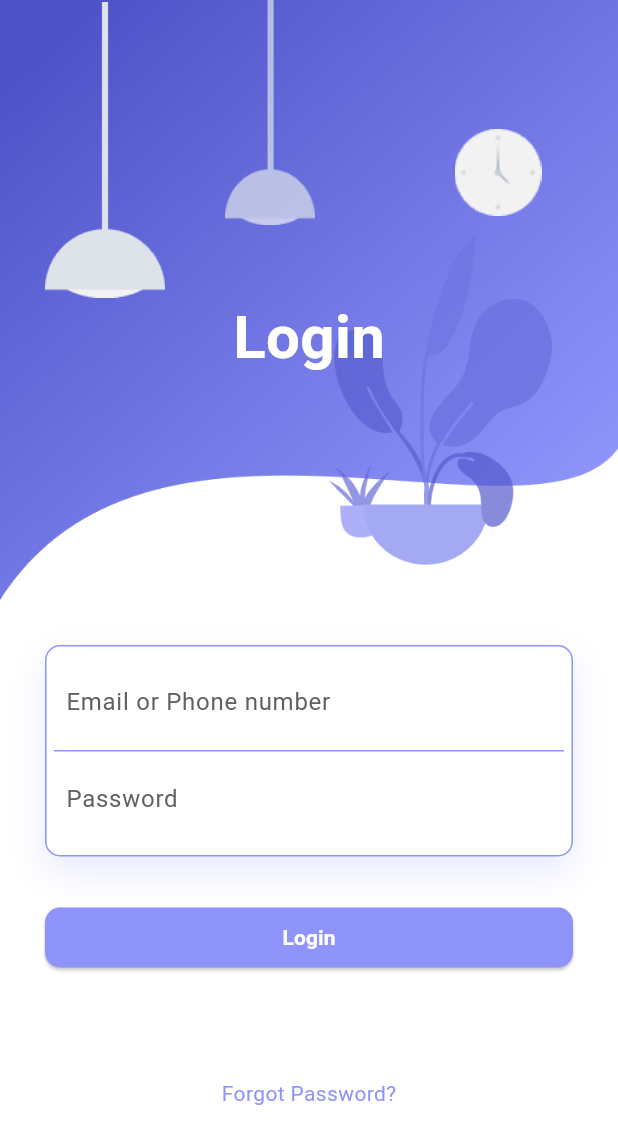
After one commit to KreusnaBayu/Online-Course, a Flutter app: the screen it shows after launch, on a phone screen of 412 x 824 dp. The commit adds this screen. Shown: the top 1144 px of the screen. Run offline on Flutter 3.47's test engine with Material 3 defaults, Android fonts, the phone set to English and light mode, and no system bars; our stand-ins replace animate_do, badges, cached_network_image, carousel_slider, flutter_svg.

Commit message:
feat(login)

```diff
--- a/oncourse/lib/main.dart
+++ b/oncourse/lib/main.dart
@@ -1,4 +1,5 @@
 import 'package:flutter/material.dart';
+import 'package:oncourse/screens/login.dart';
 import 'screens/root_app.dart';
 import 'theme/color.dart';
 
@@ -15,7 +16,7 @@ class MyApp extends StatelessWidget {
       theme: ThemeData(
         primaryColor: AppColor.primary,
       ),
-      home: const RootApp(),
+      home: const LoginPage(),
     );
   }
 }
--- /dev/null
+++ b/oncourse/lib/screens/login.dart
@@ -0,0 +1,153 @@
+import 'package:animate_do/animate_do.dart';
+import 'package:flutter/material.dart';
+import 'package:oncourse/screens/root_app.dart';
+
+class LoginPage extends StatelessWidget {
+  const LoginPage({super.key});
+
+  @override
+  Widget build(BuildContext context) {
+    return Scaffold(
+      backgroundColor: Colors.white,
+      body: SingleChildScrollView(
+      	child: Container(
+	        child: Column(
+	          children: <Widget>[
+	            Container(
+	              height: 400,
+	              decoration: BoxDecoration(
+	                image: DecorationImage(
+	                  image: AssetImage('assets/images/background.png'),
+	                  fit: BoxFit.fill
+	                )
+	              ),
+	              child: Stack(
+	                children: <Widget>[
+	                  Positioned(
+	                    left: 30,
+	                    width: 80,
+	                    height: 200,
+	                    child: FadeInUp(duration: Duration(seconds: 1), child: Container(
+	                      decoration: BoxDecoration(
+	                        image: DecorationImage(
+	                          image: AssetImage('assets/images/light-1.png')
+	                        )
+	                      ),
+	                    )),
+	                  ),
+	                  Positioned(
+	                    left: 140,
+	                    width: 80,
+	                    height: 150,
+	                    child: FadeInUp(duration: Duration(milliseconds: 1200), child: Container(
+	                      decoration: BoxDecoration(
+	                        image: DecorationImage(
+	                          image: AssetImage('assets/images/light-2.png')
+	                        )
+	                      ),
+	                    )),
+	                  ),
+	                  Positioned(
+	                    right: 40,
+	                    top: 40,
+	                    width: 80,
+	                    height: 150,
+	                    child: FadeInUp(duration: Duration(milliseconds: 1300), child: Container(
+	                      decoration: BoxDecoration(
+	                        image: DecorationImage(
+	                          image: AssetImage('assets/images/clock.png')
+	                        )
+	                      ),
+	                    )),
+	                  ),
+	                  Positioned(
+	                    child: FadeInUp(duration: Duration(milliseconds: 1600), child: Container(
+	                      margin: EdgeInsets.only(top: 50),
+	                      child: Center(
+	                        child: Text("Login", style: TextStyle(color: Colors.white, fontSize: 40, fontWeight: FontWeight.bold),),
+	                      ),
+	                    )),
+	                  )
+	                ],
+	              ),
+	            ),
+	            Padding(
+	              padding: EdgeInsets.all(30.0),
+	              child: Column(
+	                children: <Widget>[
+	                  FadeInUp(duration: Duration(milliseconds: 1800), child: Container(
+	                    padding: EdgeInsets.all(5),
+	                    decoration: BoxDecoration(
+	                      color: Colors.white,
+	                      borderRadius: BorderRadius.circular(10),
+                        border: Border.all(color: Color.fromRGBO(143, 148, 251, 1)),
+	                      boxShadow: [
+	                        BoxShadow(
+	                          color: Color.fromRGBO(143, 148, 251, .2),
+	                          blurRadius: 20.0,
+	                          offset: Offset(0, 10)
+	                        )
+	                      ]
+	                    ),
+	                    child: Column(
+	                      children: <Widget>[
+	                        Container(
+	                          padding: EdgeInsets.all(8.0),
+	                          decoration: BoxDecoration(
+	                            border: Border(bottom: BorderSide(color:  Color.fromRGBO(143, 148, 251, 1)))
+	                          ),
+	                          child: TextField(
+	                            decoration: InputDecoration(
+	                              border: InputBorder.none,
+	                              hintText: "Email or Phone number",
+	                              hintStyle: TextStyle(color: Colors.grey[700])
+	                            ),
+	                          ),
+	                        ),
+	                        Container(
+	                          padding: EdgeInsets.all(8.0),
+	                          child: TextField(
+                              obscureText: true,
+	                            decoration: InputDecoration(
+	                              border: InputBorder.none,
+	                              hintText: "Password",
+	                              hintStyle: TextStyle(color: Colors.grey[700])
+	                            ),
+	                          ),
+	                        )
+	                      ],
+	                    ),
+	                  )),
+	                  SizedBox(height: 30,),
+	                  FadeInUp(duration: Duration(milliseconds: 1900),
+                     child: ElevatedButton(
+            onPressed: () {
+              // Navigasi ke halaman baru ketika tombol ditekan
+              Navigator.push(
+                context,
+                MaterialPageRoute(builder: (context) => RootApp()),
+              );
+            },
+            style: ElevatedButton.styleFrom(
+              primary: Color.fromRGBO(143, 148, 251, 1),
+              onPrimary: Colors.white,
+              shape: RoundedRectangleBorder(
+                borderRadius: BorderRadius.circular(10),
+              ),
+            ),
+	                    child: Center(
+	                      child: Text("Login", style: TextStyle(color: Colors.white, fontWeight: FontWeight.bold),),
+	                    ),
+	                  )),
+	                  SizedBox(height: 70,),
+	                  FadeInUp(duration: Duration(milliseconds: 2000), child: Text("Forgot Password?", style: TextStyle(color: Color.fromRGBO(143, 148, 251, 1)),)),
+	                ],
+	              ),
+	            )
+	          ],
+	        ),
+	      ),
+      )
+    );
+  }
+}
--- a/oncourse/pubspec.yaml
+++ b/oncourse/pubspec.yaml
@@ -39,6 +39,7 @@ dependencies:
   cached_network_image: ^3.3.1
   badges: ^2.0.1
   carousel_slider: ^4.2.1
+  animate_do: ^3.3.3
 
 dev_dependencies:
   flutter_test:
@@ -64,8 +65,9 @@ flutter:
 
   # To add assets to your application, add an assets section, like this:
   assets:
+    - assets/images/
     - assets/icons/
-    - assets/icons/categories/
+    - assets/icons/category/
   #   - images/a_dot_burr.jpeg
   #   - images/a_dot_ham.jpeg
 
```
Also changed, not shown: oncourse/assets/icons/category/all.svg (renamed from oncourse/assets/icons/categories/all.svg), oncourse/assets/icons/category/art.svg (renamed from oncourse/assets/icons/categories/art.svg), oncourse/assets/icons/category/business.svg (renamed from oncourse/assets/icons/categories/business.svg), oncourse/assets/icons/category/coding.svg (renamed from oncourse/assets/icons/categories/coding.svg), oncourse/assets/icons/category/cooking.svg (renamed from oncourse/assets/icons/categories/cooking.svg), oncourse/assets/icons/category/design.svg (renamed from oncourse/assets/icons/categories/design.svg), oncourse/assets/icons/category/education.svg (renamed from oncourse/assets/icons/categories/education.svg), oncourse/assets/icons/category/finance.svg (renamed from oncourse/assets/icons/categories/finance.svg), oncourse/assets/icons/category/music.svg (renamed from oncourse/assets/icons/categories/music.svg), oncourse/assets/images/background.png (added), oncourse/assets/images/clock.png (added), oncourse/assets/images/light-1.png (added), oncourse/assets/images/light-2.png (added), oncourse/pubspec.lock.
